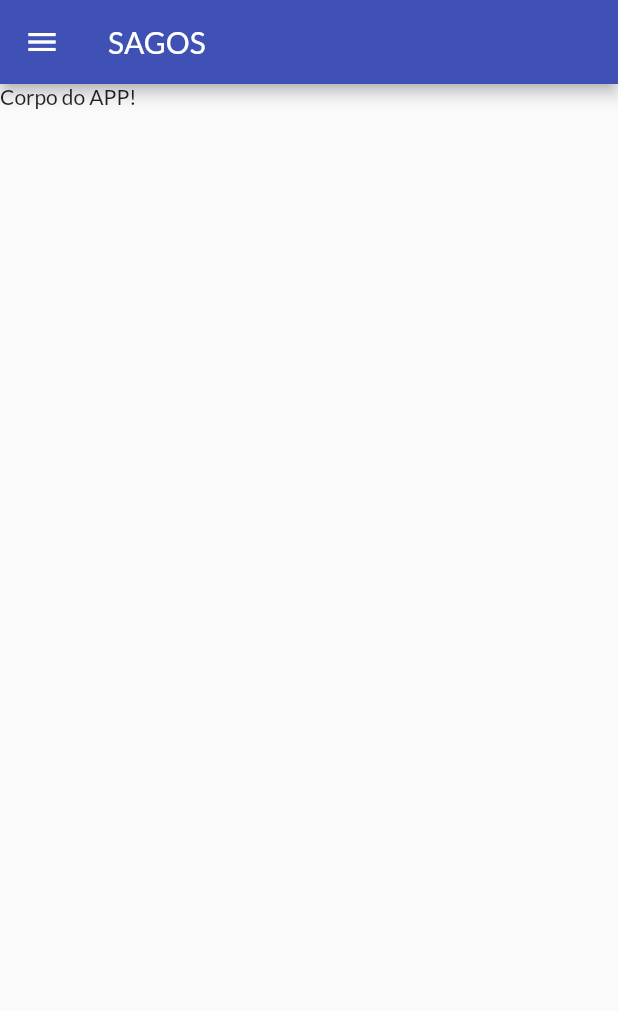
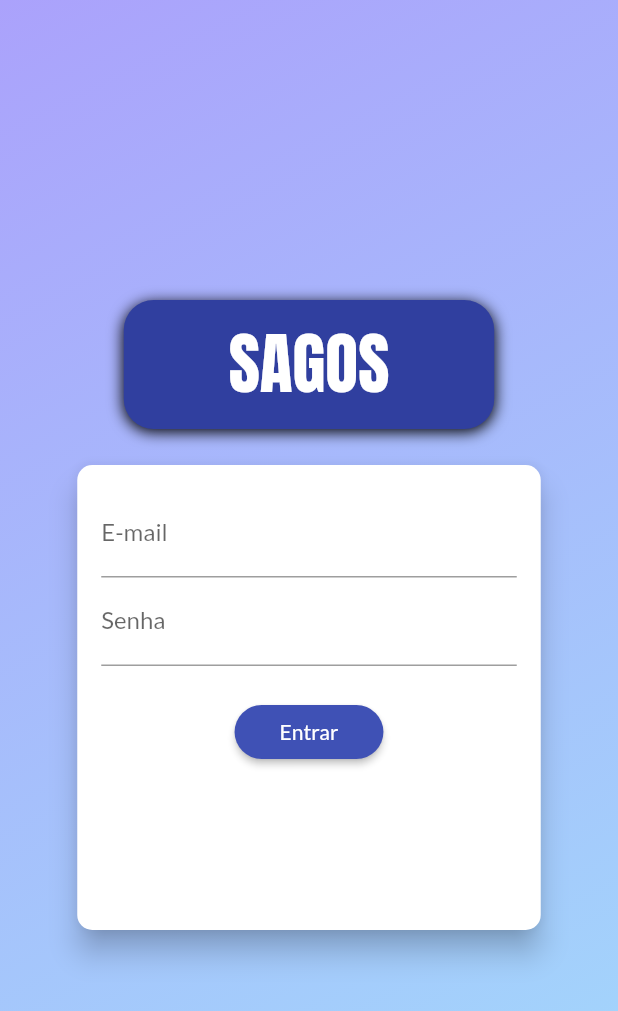
Before and after one commit to avelar42/SAGOS_FLUTTER, a Flutter app: the screen it shows after launch, on a phone screen of 412 x 824 dp. Shown: the top 1011 px of the screen. Run offline on Flutter 3.47's test engine with Material 2 defaults, Android fonts, the phone set to English and light mode, and no system bars; our stand-ins replace mask_text_input_formatter.

Commit message:
Login Page implementation

```diff
--- /dev/null
+++ b/lib/components/auth_form.dart
@@ -0,0 +1,56 @@
+import 'package:flutter/material.dart';
+
+class AuthForm extends StatefulWidget {
+  const AuthForm({Key? key}) : super(key: key);
+
+  @override
+  _AuthFormState createState() => _AuthFormState();
+}
+
+class _AuthFormState extends State<AuthForm> {
+  @override
+  Widget build(BuildContext context) {
+    final deviceSize = MediaQuery.of(context).size;
+    return Card(
+      elevation: 8,
+      shape: RoundedRectangleBorder(borderRadius: BorderRadius.circular(10)),
+      child: Container(
+        height: 310,
+        width: deviceSize.width * 0.75,
+        padding: const EdgeInsets.all(16),
+        child: Form(
+            child: Column(
+          children: [
+            TextFormField(
+              decoration: InputDecoration(labelText: 'E-mail'),
+              keyboardType: TextInputType.emailAddress,
+              validator: (_email) {
+                final email = _email ?? '';
+                if (email.trim().isEmpty || email.contains('@')) {
+                  return 'Informe um e-mail valido.';
+                } else {
+                  return null;
+                }
+              },
+            ),
+            TextFormField(
+              decoration: InputDecoration(labelText: 'Senha'),
+              keyboardType: TextInputType.visiblePassword,
+              obscureText: true,
+            ),
+            SizedBox(height: 20),
+            ElevatedButton(
+              onPressed: () {},
+              child: Text('Entrar'),
+              style: ElevatedButton.styleFrom(
+                  shape: RoundedRectangleBorder(
+                      borderRadius: BorderRadius.circular(30)),
+                  padding:
+                      const EdgeInsets.symmetric(horizontal: 30, vertical: 8)),
+            )
+          ],
+        )),
+      ),
+    );
+  }
+}
--- a/lib/main.dart
+++ b/lib/main.dart
@@ -6,6 +6,7 @@ import 'package:sagos_mobile/views/address_screen.dart';
 import 'package:sagos_mobile/views/addressform_screen.dart';
 import 'package:sagos_mobile/views/asset_screen.dart';
 import 'package:sagos_mobile/views/assetform_screen.dart';
+import 'package:sagos_mobile/views/auth_page.dart';
 import 'package:sagos_mobile/views/customerform_screen.dart';
 import 'package:sagos_mobile/views/customerformedit_screen.dart';
 import 'package:sagos_mobile/views/customers_screen.dart';
@@ -36,10 +37,12 @@ class MyApp extends StatelessWidget {
               // Notice that the counter didn't reset back to zero; the application
               // is not restarted.
               primarySwatch: Colors.indigo,
+              accentColor: Colors.deepOrangeAccent,
               brightness: Brightness.light,
               fontFamily: 'Lato',
               backgroundColor: Colors.grey[200]),
           routes: {
+            AppRoutes.AUTH: (context) => AuthPage(),
             AppRoutes.HOME: (context) => DashBoardScreen(),
             AppRoutes.CUSTOMERS: (context) => CustomersScreen(),
             AppRoutes.CUSTOMER_FORM: (context) => CustomerFormScreen(),
--- a/lib/utils/app_routes.dart
+++ b/lib/utils/app_routes.dart
@@ -1,5 +1,6 @@
 class AppRoutes {
-  static const HOME = '/';
+  static const AUTH = '/';
+  static const HOME = '/home';
   static const CUSTOMERS = '/costumers';
   static const CUSTOMER_FORM = '/customerform';
   static const CUSTOMER_FORM_EDIT = '/customerformedit';
--- /dev/null
+++ b/lib/views/auth_page.dart
@@ -0,0 +1,52 @@
+import 'package:flutter/material.dart';
+import 'package:sagos_mobile/components/auth_form.dart';
+
+class AuthPage extends StatelessWidget {
+  const AuthPage({Key? key}) : super(key: key);
+
+  @override
+  Widget build(BuildContext context) {
+    return Scaffold(
+      body: Stack(
+        children: [
+          Container(
+            decoration: BoxDecoration(
+                gradient: LinearGradient(colors: [
+              Color.fromARGB(90, 25, 0, 255),
+              Color.fromARGB(90, 0, 162, 255),
+            ], begin: Alignment.topLeft, end: Alignment.bottomRight)),
+          ),
+          Container(
+            width: double.infinity,
+            child: Column(
+              crossAxisAlignment: CrossAxisAlignment.center,
+              mainAxisAlignment: MainAxisAlignment.center,
+              children: [
+                Container(
+                  margin: const EdgeInsets.only(bottom: 20),
+                  padding:
+                      const EdgeInsets.symmetric(vertical: 10, horizontal: 70),
+                  decoration: BoxDecoration(
+                      boxShadow: [
+                        BoxShadow(
+                            blurRadius: 8,
+                            color: Colors.black,
+                            offset: Offset(0, 2))
+                      ],
+                      borderRadius: BorderRadius.circular(20),
+                      color: Theme.of(context).primaryColorDark),
+                  child: Text(
+                    'SAGOS',
+                    style: TextStyle(
+                        fontSize: 45, fontFamily: 'Anton', color: Colors.white),
+                  ),
+                ),
+                AuthForm()
+              ],
+            ),
+          )
+        ],
+      ),
+    );
+  }
+}
```
